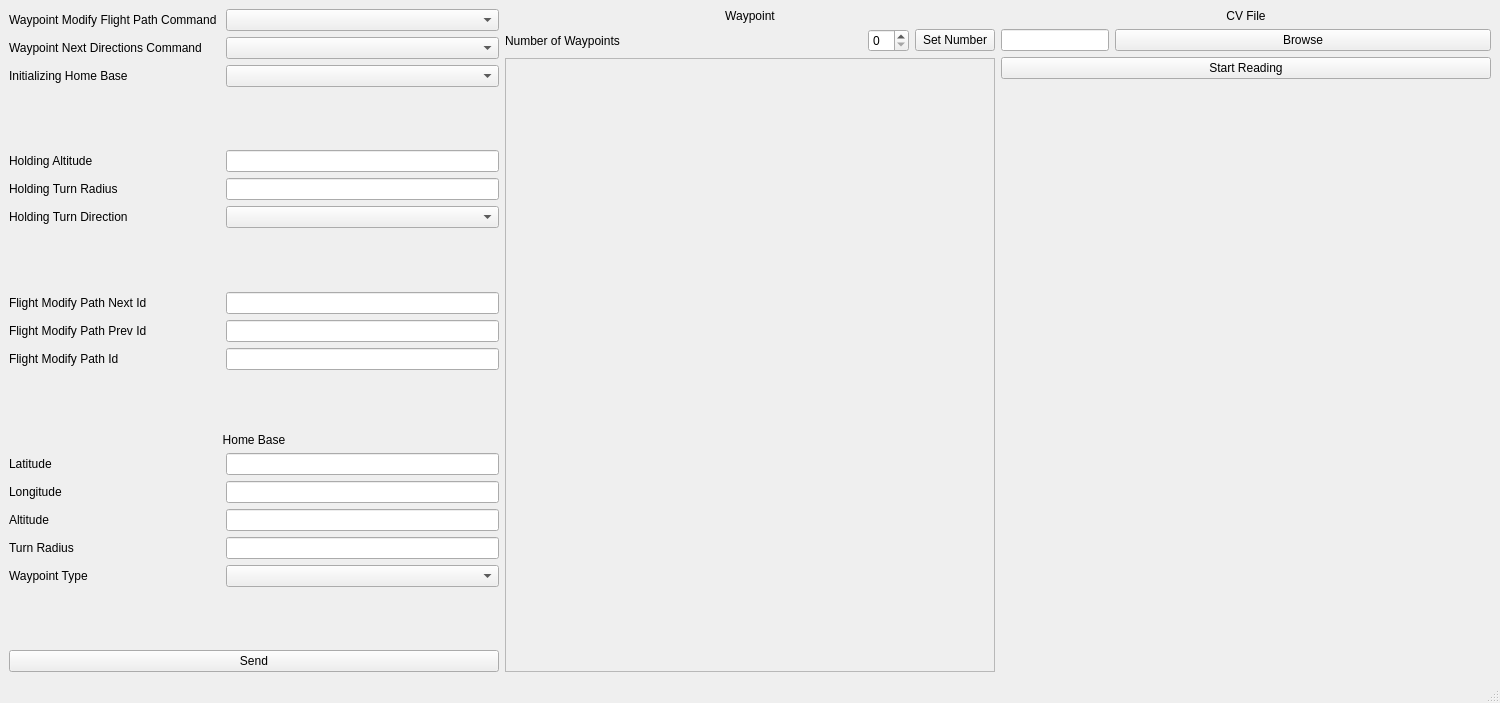
Before: the Qt Designer form mainwindow.ui in UWARG/Ground-Side-Telemetry, drawn with Qt 5.
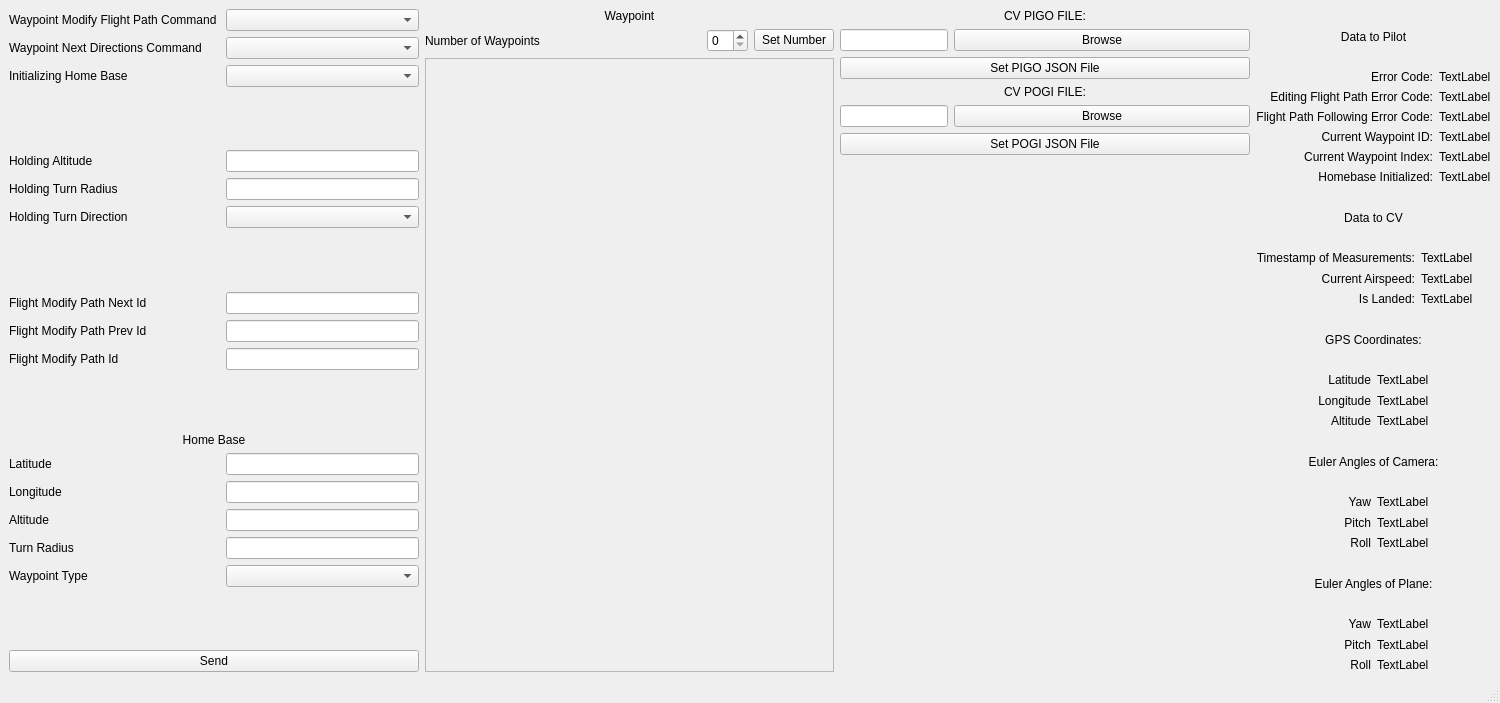
After: the same form once the commit is applied.

What changed in the file:
```diff
--- a/mainwindow.ui
+++ b/mainwindow.ui
@@ -394,7 +394,7 @@
           <rect>
            <x>0</x>
            <y>0</y>
-           <width>478</width>
+           <width>367</width>
            <height>559</height>
           </rect>
          </property>
@@ -408,13 +408,16 @@
       <item row="0" column="0" colspan="2">
        <widget class="QLabel" name="label_18">
         <property name="text">
-         <string>CV File</string>
+         <string>CV PIGO FILE:</string>
         </property>
         <property name="alignment">
          <set>Qt::AlignCenter</set>
         </property>
        </widget>
       </item>
+      <item row="1" column="0">
+       <widget class="QLineEdit" name="pigoFileNameEdit"/>
+      </item>
       <item row="1" column="1">
        <widget class="QPushButton" name="browseButton">
         <property name="text">
@@ -425,31 +428,40 @@
       <item row="2" column="0" colspan="2">
        <widget class="QPushButton" name="readingButton">
         <property name="text">
-         <string>Start Reading</string>
+         <string>Set PIGO JSON File</string>
+        </property>
+       </widget>
+      </item>
+      <item row="4" column="1">
+       <widget class="QPushButton" name="pogiBrowseButton">
+        <property name="text">
+         <string>Browse</string>
+        </property>
+       </widget>
+      </item>
+      <item row="4" column="0">
+       <widget class="QLineEdit" name="pogiFileNameEdit"/>
+      </item>
+      <item row="5" column="0" colspan="2">
+       <widget class="QPushButton" name="pushButton_2">
+        <property name="text">
+         <string>Set POGI JSON File</string>
         </property>
        </widget>
       </item>
       <item row="3" column="0" colspan="2">
-       <spacer name="verticalSpacer_5">
-        <property name="orientation">
-         <enum>Qt::Vertical</enum>
+       <widget class="QLabel" name="label_19">
+        <property name="text">
+         <string>CV POGI FILE:</string>
         </property>
-        <property name="sizeHint" stdset="0">
-         <size>
-          <width>20</width>
-          <height>40</height>
-         </size>
+        <property name="alignment">
+         <set>Qt::AlignCenter</set>
         </property>
-       </spacer>
-      </item>
-      <item row="1" column="0">
-       <widget class="QLineEdit" name="fileNameEdit"/>
+       </widget>
       </item>
      </layout>
     </item>
     <item>
-     <layout class="QVBoxLayout" name="RX_ui"/>
-     <widget class="QWidget" name="centralwidget">
    <layout class="QVBoxLayout" name="verticalLayout">
     <item>
      <widget class="QLabel" name="dataToPilot">
@@ -828,7 +840,6 @@
      </layout>
     </item>
    </layout>
-  </widget>
     </item>
    </layout>
   </widget>
```
Left out of the diff: 2 changed lines with no effect on the pictures. Lines whose indentation alone changed are shown as unchanged.
